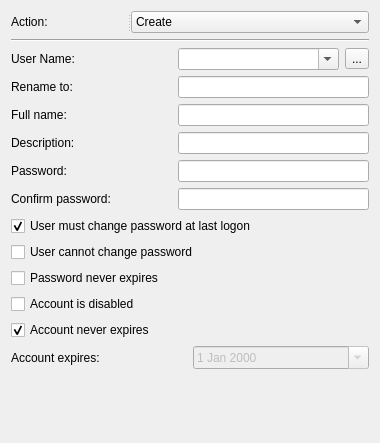
Before: the Qt Designer form src/apps/mvvm-folders/local_users_and_groups/localuserwidget.ui in august-alt/policy-preferences-editor-prototype, drawn with Qt 5.
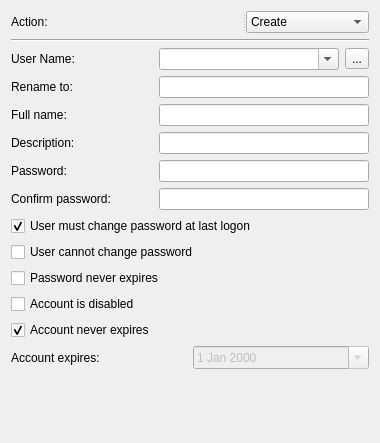
After: the same form once the commit is applied.

Diff of the .ui file:
```diff
--- a/src/apps/mvvm-folders/local_users_and_groups/localuserwidget.ui
+++ b/src/apps/mvvm-folders/local_users_and_groups/localuserwidget.ui
@@ -25,6 +25,18 @@
      </item>
      <item row="1" column="0">
       <widget class="QLabel" name="renameLabel">
+       <property name="sizePolicy">
+        <sizepolicy hsizetype="Fixed" vsizetype="Preferred">
+         <horstretch>0</horstretch>
+         <verstretch>0</verstretch>
+        </sizepolicy>
+       </property>
+       <property name="minimumSize">
+        <size>
+         <width>142</width>
+         <height>0</height>
+        </size>
+       </property>
        <property name="font">
         <font>
          <pointsize>9</pointsize>
@@ -43,6 +55,18 @@
      </item>
      <item row="4" column="0">
       <widget class="QLabel" name="passwordLabel">
+       <property name="sizePolicy">
+        <sizepolicy hsizetype="Fixed" vsizetype="Preferred">
+         <horstretch>0</horstretch>
+         <verstretch>0</verstretch>
+        </sizepolicy>
+       </property>
+       <property name="minimumSize">
+        <size>
+         <width>142</width>
+         <height>0</height>
+        </size>
+       </property>
        <property name="text">
         <string>Password:</string>
        </property>
@@ -53,6 +77,18 @@
      </item>
      <item row="2" column="0">
       <widget class="QLabel" name="fullNameLabel">
+       <property name="sizePolicy">
+        <sizepolicy hsizetype="Fixed" vsizetype="Preferred">
+         <horstretch>0</horstretch>
+         <verstretch>0</verstretch>
+        </sizepolicy>
+       </property>
+       <property name="minimumSize">
+        <size>
+         <width>142</width>
+         <height>0</height>
+        </size>
+       </property>
        <property name="text">
         <string>Full name:</string>
        </property>
@@ -80,6 +116,18 @@
      </item>
      <item row="5" column="0">
       <widget class="QLabel" name="confirmPasswordLabel">
+       <property name="sizePolicy">
+        <sizepolicy hsizetype="Fixed" vsizetype="Preferred">
+         <horstretch>0</horstretch>
+         <verstretch>0</verstretch>
+        </sizepolicy>
+       </property>
+       <property name="minimumSize">
+        <size>
+         <width>142</width>
+         <height>0</height>
+        </size>
+       </property>
        <property name="text">
         <string>Confirm password:</string>
        </property>
@@ -90,6 +138,18 @@
      </item>
      <item row="3" column="0">
       <widget class="QLabel" name="descriptionLabel">
+       <property name="sizePolicy">
+        <sizepolicy hsizetype="Fixed" vsizetype="Preferred">
+         <horstretch>0</horstretch>
+         <verstretch>0</verstretch>
+        </sizepolicy>
+       </property>
+       <property name="minimumSize">
+        <size>
+         <width>142</width>
+         <height>0</height>
+        </size>
+       </property>
        <property name="text">
         <string>Description:</string>
        </property>
@@ -107,6 +167,18 @@
      </item>
      <item row="0" column="0">
       <widget class="QLabel" name="userNameLabel">
+       <property name="sizePolicy">
+        <sizepolicy hsizetype="Fixed" vsizetype="Preferred">
+         <horstretch>0</horstretch>
+         <verstretch>0</verstretch>
+        </sizepolicy>
+       </property>
+       <property name="minimumSize">
+        <size>
+         <width>142</width>
+         <height>0</height>
+        </size>
+       </property>
        <property name="font">
         <font>
          <pointsize>9</pointsize>
@@ -174,6 +246,18 @@
       <enum>Qt::Horizontal</enum>
      </property>
      <widget class="QLabel" name="actionLabel">
+      <property name="sizePolicy">
+       <sizepolicy hsizetype="Fixed" vsizetype="Preferred">
+        <horstretch>0</horstretch>
+        <verstretch>0</verstretch>
+       </sizepolicy>
+      </property>
+      <property name="minimumSize">
+       <size>
+        <width>142</width>
+        <height>0</height>
+       </size>
+      </property>
       <property name="text">
        <string>Action:</string>
       </property>
```
